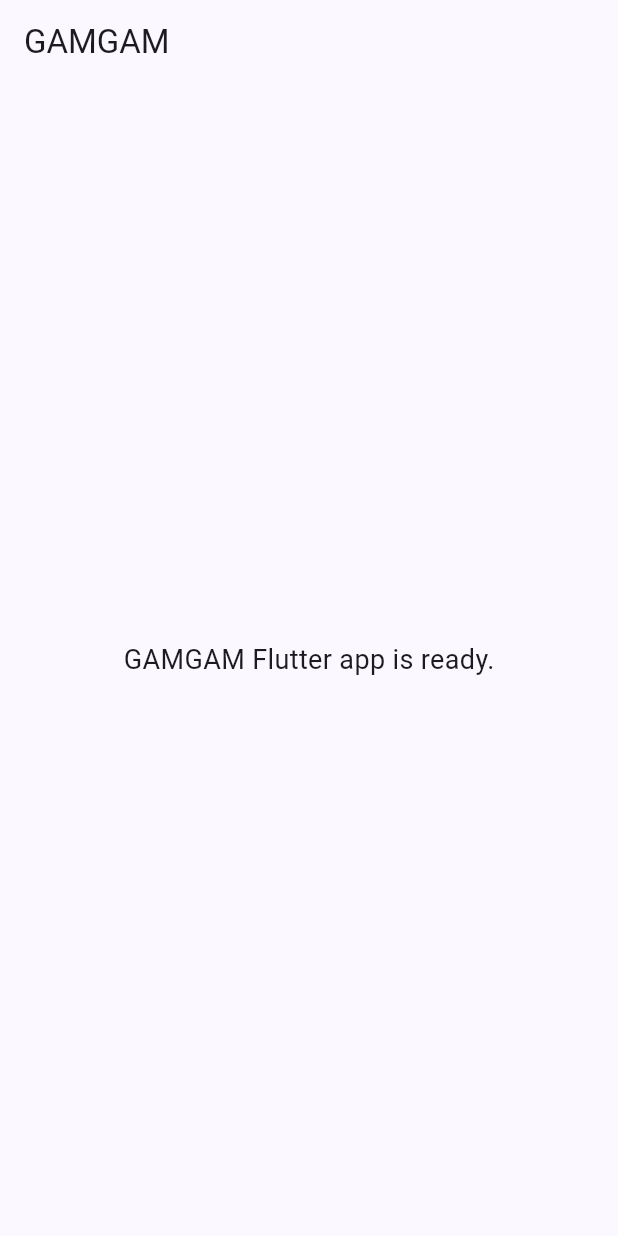
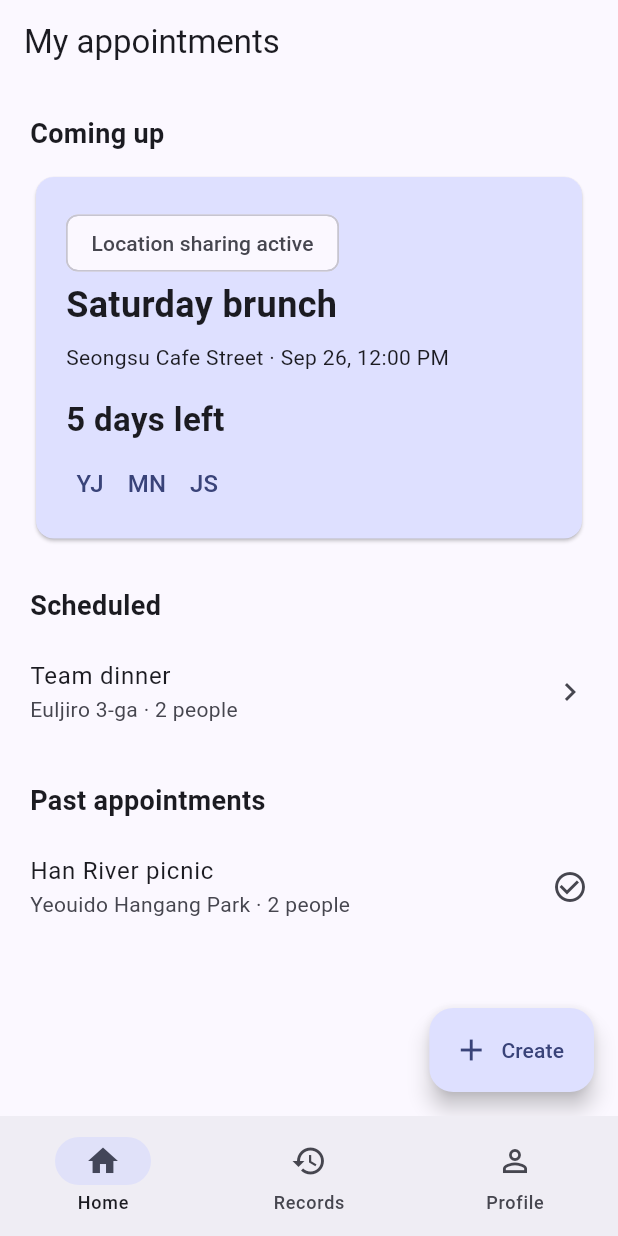
Before and after one commit to ApptiveDev/GAMGAM, a Flutter app: the screen it shows after launch, on a phone screen of 412 x 824 dp. Run offline on Flutter 3.47's test engine with Material 3 defaults, Android fonts, the phone set to English and light mode, and no system bars.

Commit message:
feat : router 설정 및 기본 ui구성

```diff
--- a/frontend/lib/app.dart
+++ b/frontend/lib/app.dart
@@ -1,6 +1,6 @@
 import 'package:flutter/material.dart';
 
-import 'views/home/home_page.dart';
+import 'routes/app_router.dart';
 
 class GamgamApp extends StatelessWidget {
   const GamgamApp({super.key});
@@ -14,7 +14,8 @@ class GamgamApp extends StatelessWidget {
         colorScheme: ColorScheme.fromSeed(seedColor: Colors.indigo),
         useMaterial3: true,
       ),
-      home: const HomePage(),
+      initialRoute: AppRouter.home,
+      onGenerateRoute: AppRouter.onGenerateRoute,
     );
   }
 }
--- a/frontend/lib/controllers/home_controller.dart
+++ b/frontend/lib/controllers/home_controller.dart
@@ -1,16 +1,14 @@
 import 'package:flutter/foundation.dart';
 
-import '../models/app_info.dart';
+import '../data/mock_appointment_repository.dart';
+import '../models/appointment.dart';
 
 class HomeController extends ChangeNotifier {
-  HomeController({AppInfo? appInfo})
-      : _appInfo = appInfo ??
-            const AppInfo(
-              name: 'GAMGAM',
-              message: 'GAMGAM Flutter app is ready.',
-            );
+  HomeController({MockAppointmentRepository? repository}) : _repository = repository ?? const MockAppointmentRepository();
 
-  final AppInfo _appInfo;
+  final MockAppointmentRepository _repository;
 
-  AppInfo get appInfo => _appInfo;
+  List<Appointment> get upcoming => _repository.appointments.where((appointment) => appointment.status != AppointmentStatus.completed).toList();
+  List<Appointment> get past => _repository.appointments.where((appointment) => appointment.status == AppointmentStatus.completed).toList();
+  Appointment get closestAppointment => upcoming.first;
 }
--- /dev/null
+++ b/frontend/lib/data/mock_appointment_repository.dart
@@ -0,0 +1,55 @@
+import '../models/appointment.dart';
+import '../models/arrival_result.dart';
+import '../models/location_share_setting.dart';
+import '../models/participant.dart';
+import '../models/poll.dart';
+import '../models/poke.dart';
+
+class MockAppointmentRepository {
+  const MockAppointmentRepository();
+
+  List<Appointment> get appointments => [
+        Appointment(id: 'appointment-1', name: 'Saturday brunch', dateTime: DateTime(2026, 9, 26, 12), placeName: 'Seongsu Cafe Street', status: AppointmentStatus.confirmed, penalty: 'Late by 10 minutes: buy coffee', locationSharingActive: true, participants: const [
+          Participant(id: 'u1', name: 'Yejun', initials: 'YJ', status: ArrivalStatus.atHome, etaMinutes: 40),
+          Participant(id: 'u2', name: 'Mina', initials: 'MN', status: ArrivalStatus.onTheWay, etaMinutes: 18, transport: 'subway'),
+          Participant(id: 'u3', name: 'Jisoo', initials: 'JS', status: ArrivalStatus.onTheWay, etaMinutes: 25, transport: 'car'),
+        ]),
+        Appointment(id: 'appointment-2', name: 'Team dinner', dateTime: DateTime(2026, 9, 29, 19, 30), placeName: 'Euljiro 3-ga', status: AppointmentStatus.coordinating, penalty: 'No penalty', participants: const [
+          Participant(id: 'u1', name: 'Yejun', initials: 'YJ', status: ArrivalStatus.atHome),
+          Participant(id: 'u4', name: 'Hana', initials: 'HN', status: ArrivalStatus.sharingOff),
+        ]),
+        Appointment(id: 'appointment-3', name: 'Han River picnic', dateTime: DateTime(2026, 9, 7, 15), placeName: 'Yeouido Hangang Park', status: AppointmentStatus.completed, penalty: 'Late by 5 minutes: next meetup organizer', participants: const [
+          Participant(id: 'u1', name: 'Yejun', initials: 'YJ', status: ArrivalStatus.arrived),
+          Participant(id: 'u2', name: 'Mina', initials: 'MN', status: ArrivalStatus.arrived),
+        ]),
+      ];
+
+  RoomPoll get roomPoll => const RoomPoll(
+        timeOptions: [PollOption(label: 'Sep 29, 7:30 PM', voterIds: ['u1', 'u4'], voteCount: 2), PollOption(label: 'Sep 30, 7:00 PM', voterIds: ['u2'], voteCount: 1)],
+        placeOptions: [PollOption(label: 'Euljiro 3-ga', voterIds: ['u1', 'u2'], voteCount: 2), PollOption(label: 'Ikseon-dong', voterIds: ['u4'], voteCount: 1)],
+        pendingCount: 2,
+      );
+
+  List<LocationShareSetting> get locationShareOptions => const [
+        LocationShareSetting(level: LocationShareLevel.off, title: 'Off', description: 'Friends only see that you have not left yet.'),
+        LocationShareSetting(level: LocationShareLevel.basic, title: 'Basic (recommended)', description: 'Shows your ETA, never your home address.'),
+        LocationShareSetting(level: LocationShareLevel.closeFriends, title: 'Close friends', description: 'Shows your home location on the map.'),
+      ];
+
+  PokeNotification get latestPoke => const PokeNotification(
+        senderName: 'Yejun',
+        message: PokeMessage.hurryUp,
+        cooldownMinutes: 5,
+      );
+
+  List<ArrivalResult> get arrivalResults => const [
+        ArrivalResult(participantId: 'u2', rank: 1, lateMinutes: 0),
+        ArrivalResult(participantId: 'u1', rank: 2, lateMinutes: 0),
+        ArrivalResult(
+          participantId: 'u3',
+          rank: 3,
+          lateMinutes: 12,
+          penalty: 'Buy coffee',
+        ),
+      ];
+}
--- a/frontend/lib/models/app_info.dart
+++ /dev/null
@@ -1,6 +0,0 @@
-class AppInfo {
-  const AppInfo({required this.name, required this.message});
-
-  final String name;
-  final String message;
-}
--- /dev/null
+++ b/frontend/lib/models/appointment.dart
@@ -0,0 +1,16 @@
+import 'participant.dart';
+
+enum AppointmentStatus { coordinating, confirmed, completed }
+
+class Appointment {
+  const Appointment({required this.id, required this.name, required this.dateTime, required this.placeName, required this.participants, required this.status, required this.penalty, this.locationSharingActive = false});
+
+  final String id;
+  final String name;
+  final DateTime dateTime;
+  final String placeName;
+  final List<Participant> participants;
+  final AppointmentStatus status;
+  final String penalty;
+  final bool locationSharingActive;
+}
--- /dev/null
+++ b/frontend/lib/models/participant.dart
@@ -0,0 +1,12 @@
+enum ArrivalStatus { atHome, onTheWay, arrivingSoon, arrived, sharingOff }
+
+class Participant {
+  const Participant({required this.id, required this.name, required this.initials, required this.status, this.etaMinutes, this.transport = 'walk'});
+
+  final String id;
+  final String name;
+  final String initials;
+  final ArrivalStatus status;
+  final int? etaMinutes;
+  final String transport;
+}
--- /dev/null
+++ b/frontend/lib/routes/app_router.dart
@@ -0,0 +1,35 @@
+import 'package:flutter/material.dart';
+
+import '../views/app_shell.dart';
+import '../views/appointment_create/template_page.dart';
+
+abstract final class AppRouter {
+  static const home = '/';
+  static const createAppointment = '/appointments/create';
+
+  static Route<dynamic> onGenerateRoute(RouteSettings settings) {
+    switch (settings.name) {
+      case home:
+        return MaterialPageRoute(settings: settings, builder: (_) => const AppShell());
+      case createAppointment:
+        return MaterialPageRoute(settings: settings, builder: (_) => const TemplatePage());
+      default:
+        return MaterialPageRoute(settings: settings, builder: (_) => const _UnknownRoutePage());
+    }
+  }
+}
+
+class _UnknownRoutePage extends StatelessWidget {
+  const _UnknownRoutePage();
+
+  @override
+  Widget build(BuildContext context) => Scaffold(
+        appBar: AppBar(title: const Text('Page not found')),
+        body: Center(
+          child: FilledButton(
+            onPressed: () => Navigator.of(context).pushNamedAndRemoveUntil(AppRouter.home, (route) => false),
+            child: const Text('Go home'),
+          ),
+        ),
+      );
+}
--- /dev/null
+++ b/frontend/lib/views/app_shell.dart
@@ -0,0 +1,41 @@
+import 'package:flutter/material.dart';
+
+import 'home/home_page.dart';
+import 'records/record_page.dart';
+
+class AppShell extends StatefulWidget {
+  const AppShell({super.key});
+
+  @override
+  State<AppShell> createState() => _AppShellState();
+}
+
+class _AppShellState extends State<AppShell> {
+  var _selectedIndex = 0;
+
+  @override
+  Widget build(BuildContext context) {
+    const pages = [HomePage(), RecordPage(), _ProfilePage()];
+    return Scaffold(
+      body: pages[_selectedIndex],
+      bottomNavigationBar: NavigationBar(
+        selectedIndex: _selectedIndex,
+        onDestinationSelected: (index) => setState(() => _selectedIndex = index),
+        destinations: const [
+          NavigationDestination(icon: Icon(Icons.home_outlined), selectedIcon: Icon(Icons.home), label: 'Home'),
+          NavigationDestination(icon: Icon(Icons.history_outlined), selectedIcon: Icon(Icons.history), label: 'Records'),
+          NavigationDestination(icon: Icon(Icons.person_outline), selectedIcon: Icon(Icons.person), label: 'Profile'),
+        ],
+      ),
+    );
+  }
+}
+
+class _ProfilePage extends StatelessWidget {
+  const _ProfilePage();
+
+  @override
+  Widget build(BuildContext context) => const Scaffold(
+        body: Center(child: Text('My profile')),
+      );
+}
--- a/frontend/lib/views/home/home_page.dart
+++ b/frontend/lib/views/home/home_page.dart
@@ -1,6 +1,8 @@
 import 'package:flutter/material.dart';
 
 import '../../controllers/home_controller.dart';
+import '../../models/appointment.dart';
+import '../../routes/app_router.dart';
 
 class HomePage extends StatefulWidget {
   const HomePage({super.key, this.controller});
@@ -24,29 +26,75 @@ class _HomePageState extends State<HomePage> {
 
   @override
   void dispose() {
-    if (_ownsController) {
-      _controller.dispose();
-    }
+    if (_ownsController) _controller.dispose();
     super.dispose();
   }
 
   @override
-  Widget build(BuildContext context) {
-    return AnimatedBuilder(
+  Widget build(BuildContext context) => AnimatedBuilder(
         animation: _controller,
         builder: (context, _) {
-        final appInfo = _controller.appInfo;
-
+          final closest = _controller.closestAppointment;
           return Scaffold(
-          appBar: AppBar(title: Text(appInfo.name)),
-          body: Center(
-            child: Text(
-              appInfo.message,
-              style: const TextStyle(fontSize: 18),
+            appBar: AppBar(title: const Text('My appointments')),
+            floatingActionButton: FloatingActionButton.extended(
+              onPressed: () => Navigator.of(context).pushNamed(AppRouter.createAppointment),
+              icon: const Icon(Icons.add),
+              label: const Text('Create'),
             ),
+            body: ListView(
+              padding: const EdgeInsets.all(20),
+              children: [
+                const Text('Coming up', style: TextStyle(fontSize: 18, fontWeight: FontWeight.bold)),
+                const SizedBox(height: 12),
+                _ClosestAppointmentCard(appointment: closest),
+                const SizedBox(height: 28),
+                const Text('Scheduled', style: TextStyle(fontSize: 18, fontWeight: FontWeight.bold)),
+                const SizedBox(height: 8),
+                ..._controller.upcoming.skip(1).map(_AppointmentTile.new),
+                const SizedBox(height: 24),
+                const Text('Past appointments', style: TextStyle(fontSize: 18, fontWeight: FontWeight.bold)),
+                const SizedBox(height: 8),
+                ..._controller.past.map(_AppointmentTile.new),
+              ],
             ),
           );
         },
       );
 }
+
+class _ClosestAppointmentCard extends StatelessWidget {
+  const _ClosestAppointmentCard({required this.appointment});
+  final Appointment appointment;
+
+  @override
+  Widget build(BuildContext context) => Card(
+        color: Theme.of(context).colorScheme.primaryContainer,
+        child: Padding(
+          padding: const EdgeInsets.all(20),
+          child: Column(crossAxisAlignment: CrossAxisAlignment.start, children: [
+            if (appointment.locationSharingActive) const Chip(label: Text('Location sharing active')),
+            Text(appointment.name, style: const TextStyle(fontSize: 24, fontWeight: FontWeight.bold)),
+            const SizedBox(height: 8),
+            Text('${appointment.placeName} · Sep 26, 12:00 PM'),
+            const SizedBox(height: 16),
+            const Text('5 days left', style: TextStyle(fontSize: 22, fontWeight: FontWeight.w700)),
+            const SizedBox(height: 12),
+            Wrap(spacing: 6, children: appointment.participants.map((participant) => CircleAvatar(radius: 16, child: Text(participant.initials))).toList()),
+          ]),
+        ),
+      );
 }
+
+class _AppointmentTile extends StatelessWidget {
+  const _AppointmentTile(this.appointment);
+  final Appointment appointment;
+
+  @override
+  Widget build(BuildContext context) => ListTile(
+        contentPadding: EdgeInsets.zero,
+        title: Text(appointment.name),
+        subtitle: Text('${appointment.placeName} · ${appointment.participants.length} people'),
+        trailing: Icon(appointment.status == AppointmentStatus.completed ? Icons.check_circle_outline : Icons.chevron_right),
+      );
+}
```
Also changed, not shown: frontend/lib/controllers/record_controller.dart (added, +14 -0 lines), frontend/lib/models/arrival_result.dart (added, +13 -0 lines), frontend/lib/models/location_share_setting.dart (added, +9 -0 lines), frontend/lib/models/poke.dart (added, +13 -0 lines), frontend/lib/models/poll.dart (added, +15 -0 lines), frontend/lib/views/appointment_create/template_page.dart (added, +22 -0 lines), frontend/lib/views/records/record_page.dart (added, +38 -0 lines), 3 other files. Lines whose indentation alone changed are shown as unchanged.
